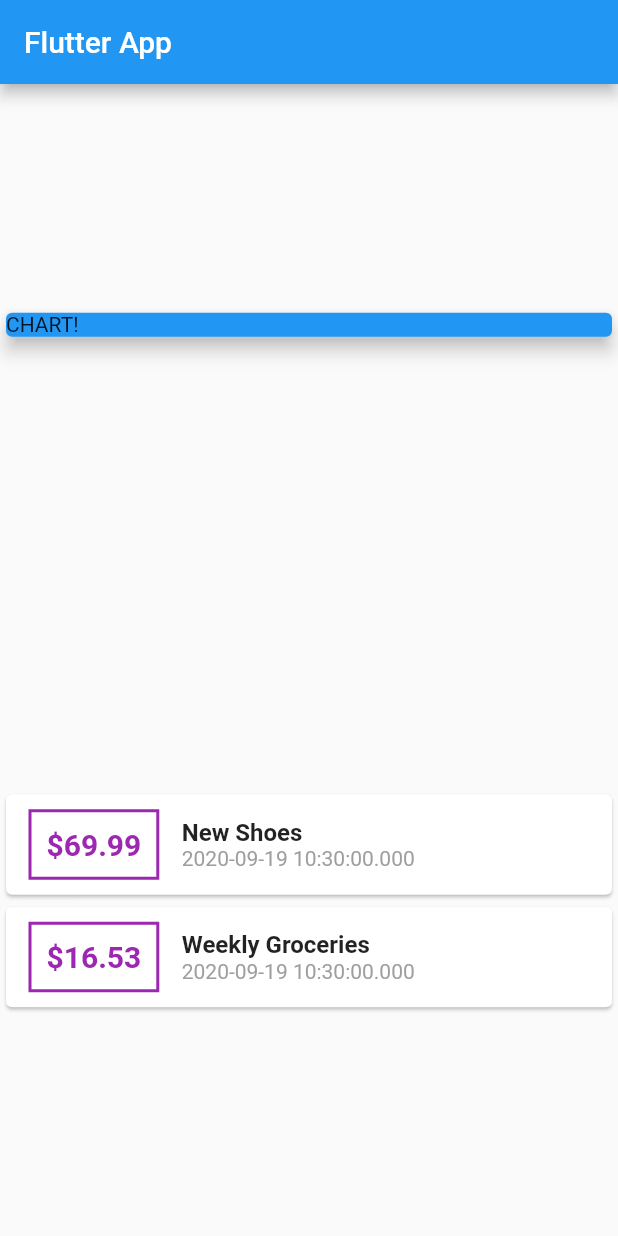
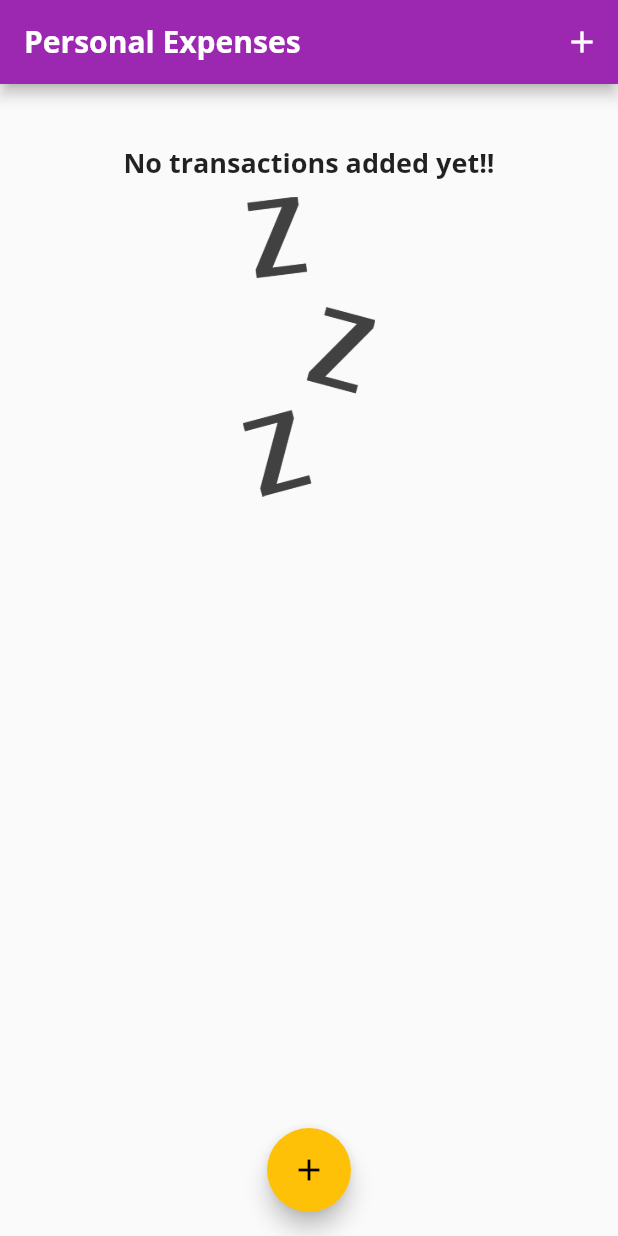
Before and after one commit to cozyfex/flutter_personal_expenses_app, a Flutter app: the screen it shows after launch, on a phone screen of 412 x 824 dp. Run offline on Flutter 3.47's test engine with Material 2 defaults, Android fonts, the phone set to English and light mode, and no system bars.

Commit message:
feat: lesson 3

```diff
--- a/lib/main.dart
+++ b/lib/main.dart
@@ -1,6 +1,9 @@
 import 'package:flutter/material.dart';
 
-import 'transaction.dart';
+import 'models/transaction.dart';
+import 'widgets/transaction_list.dart';
+import 'widgets/new_transaction.dart';
+import 'widgets/chart.dart';
 
 void main() {
   runApp(MyApp());
@@ -11,94 +14,115 @@ class MyApp extends StatelessWidget {
   @override
   Widget build(BuildContext context) {
     return MaterialApp(
-      title: 'Flutter Demo',
+      title: 'Personal Expenses',
+      theme: ThemeData(
+          primarySwatch: Colors.purple,
+          accentColor: Colors.amber,
+          fontFamily: 'Quicksand',
+          textTheme: ThemeData.light().textTheme.copyWith(
+                title: TextStyle(
+                  fontFamily: 'OpenSans',
+                  fontSize: 18,
+                  fontWeight: FontWeight.bold,
+                ),
+              ),
+          appBarTheme: AppBarTheme(
+            textTheme: ThemeData.light().textTheme.copyWith(
+                  title: TextStyle(
+                    fontFamily: 'OpenSans',
+                    fontSize: 20,
+                    fontWeight: FontWeight.bold,
+                  ),
+                ),
+          )),
       home: MyHomePage(),
     );
   }
 }
 
-class MyHomePage extends StatelessWidget {
-  final List<Transaction> transactions = [
-    Transaction(
-      id: 't1',
-      title: 'New Shoes',
-      amount: 69.99,
+class MyHomePage extends StatefulWidget {
+  @override
+  _MyHomePageState createState() => _MyHomePageState();
+}
+
+class _MyHomePageState extends State<MyHomePage> {
+  void _startAddNewTransaction(BuildContext ctx) {
+    showModalBottomSheet(
+      context: ctx,
+      builder: (_) {
+        return GestureDetector(
+          onTap: () {},
+          behavior: HitTestBehavior.opaque,
+          child: NewTransaction(_addNewTransaction),
+        );
+      },
+    );
+  }
+
+  final List<Transaction> _userTransactions = [
+    // Transaction(
+    //   id: 't1',
+    //   title: 'New Shoes',
+    //   amount: 69.99,
+    //   date: DateTime.now(),
+    // ),
+    // Transaction(
+    //   id: 't2',
+    //   title: 'Weekly Groceries',
+    //   amount: 16.53,
+    //   date: DateTime.now(),
+    // ),
+  ];
+
+  List<Transaction> get _recentTransactions {
+    return _userTransactions.where((tx) {
+      return tx.date.isAfter(
+        DateTime.now().subtract(
+          Duration(days: 7),
+        ),
+      );
+    }).toList();
+  }
+
+  void _addNewTransaction(String title, double amount) {
+    final newTx = Transaction(
+      title: title,
+      amount: amount,
       date: DateTime.now(),
-    ),
-    Transaction(
-      id: 't2',
-      title: 'Weekly Groceries',
-      amount: 16.53,
-      date: DateTime.now(),
-    ),
-  ];
+      id: DateTime.now().toString(),
+    );
+
+    setState(() {
+      _userTransactions.add(newTx);
+    });
+  }
 
   @override
   Widget build(BuildContext context) {
     return Scaffold(
       appBar: AppBar(
-        title: Text('Flutter App'),
+        title: Text('Personal Expenses'),
+        actions: [
+          IconButton(
+            icon: Icon(Icons.add),
+            onPressed: () => _startAddNewTransaction(context),
+          ),
+        ],
       ),
-      body: Column(
-        mainAxisAlignment: MainAxisAlignment.spaceAround,
-        crossAxisAlignment: CrossAxisAlignment.stretch,
-        children: [
-          Container(
-            width: double.infinity,
-            child: Card(
-              color: Colors.blue,
-              child: Text('CHART!'),
-              elevation: 5,
-            ),
-          ),
-          Column(
-            children: transactions.map((tx) {
-              return Card(
-                child: Row(
-                  children: [
-                    Container(
-                      margin: EdgeInsets.symmetric(
-                        vertical: 10,
-                        horizontal: 15,
-                      ),
-                      padding: EdgeInsets.all(10),
-                      decoration: BoxDecoration(
-                        border: Border.all(
-                          color: Colors.purple,
-                          width: 2,
-                        ),
-                      ),
-                      child: Text(
-                        '\$${tx.amount}',
-                        style: TextStyle(
-                          fontWeight: FontWeight.bold,
-                          fontSize: 20,
-                          color: Colors.purple,
-                        ),
-                      ),
-                    ),
-                    Column(
-                      crossAxisAlignment: CrossAxisAlignment.start,
-                      children: [
-                        Text(
-                          tx.title,
-                          style: TextStyle(
-                            fontSize: 16,
-                            fontWeight: FontWeight.bold,
-                          ),
-                        ),
-                        Text(
-                          tx.date.toString(),
-                          style: TextStyle(color: Colors.grey),
-                        ),
-                      ],
-                    ),
-                  ],
-                ),
-              );
-            }).toList(),
-          )
-        ],
+      body: SingleChildScrollView(
+        child: Column(
+          // mainAxisAlignment: MainAxisAlignment.start,
+          crossAxisAlignment: CrossAxisAlignment.stretch,
+          children: [
+            Chart(_recentTransactions),
+            TransactionList(_userTransactions),
+          ],
+        ),
+      ),
+      floatingActionButtonLocation: FloatingActionButtonLocation.centerFloat,
+      floatingActionButton: FloatingActionButton(
+        child: Icon(Icons.add),
+        onPressed: () => _startAddNewTransaction(context),
       ),
     );
   }
--- /dev/null
+++ b/lib/widgets/chart.dart
@@ -0,0 +1,48 @@
+import 'package:flutter/material.dart';
+
+import 'package:intl/intl.dart';
+
+import '../models/transaction.dart';
+
+class Chart extends StatelessWidget {
+  final List<Transaction> recentTransactions;
+
+  Chart(this.recentTransactions);
+
+  List<Map<String, Object>> get groupTransactionValues {
+    return List.generate(7, (index) {
+      final weekDay = DateTime.now().subtract(
+        Duration(days: index),
+      );
+      double totalSum = 0;
+
+      for (var i = 0; i < recentTransactions.length; i++) {
+        if (recentTransactions[i].date.day == weekDay.day &&
+            recentTransactions[i].date.month == weekDay.month &&
+            recentTransactions[i].date.year == weekDay.year) {
+          totalSum += recentTransactions[i].amount;
+        }
+      }
+
+      print(DateFormat.E().format(weekDay));
+      print(totalSum);
+
+      return {
+        'day': DateFormat.E().format(weekDay),
+        'amount': totalSum,
+      };
+    });
+  }
+
+  @override
+  Widget build(BuildContext context) {
+    print(groupTransactionValues);
+    return Card(
+      elevation: 6,
+      margin: EdgeInsets.all(20),
+      child: Row(
+        children: [],
+      ),
+    );
+  }
+}
--- /dev/null
+++ b/lib/widgets/transaction_list.dart
@@ -0,0 +1,81 @@
+import 'package:flutter/material.dart';
+import 'package:intl/intl.dart';
+
+import '../models/transaction.dart';
+
+class TransactionList extends StatelessWidget {
+  final List<Transaction> transactions;
+
+  TransactionList(this.transactions);
+
+  @override
+  Widget build(BuildContext context) {
+    return Container(
+      height: 300,
+      child: transactions.isEmpty
+          ? Column(
+              children: [
+                Text(
+                  'No transactions added yet!!',
+                  style: Theme.of(context).textTheme.title,
+                ),
+                SizedBox(
+                  height: 10,
+                ),
+                Container(
+                  height: 200,
+                  child: Image.asset(
+                    'assets/images/waiting.png',
+                    fit: BoxFit.cover,
+                  ),
+                ),
+              ],
+            )
+          : ListView.builder(
+              itemBuilder: (context, index) {
+                return Card(
+                  child: Row(
+                    children: [
+                      Container(
+                        margin: EdgeInsets.symmetric(
+                          vertical: 10,
+                          horizontal: 15,
+                        ),
+                        padding: EdgeInsets.all(10),
+                        decoration: BoxDecoration(
+                          border: Border.all(
+                            color: Theme.of(context).primaryColor,
+                            width: 2,
+                          ),
+                        ),
+                        child: Text(
+                          '\$${transactions[index].amount.toStringAsFixed(2)}',
+                          style: TextStyle(
+                            fontWeight: FontWeight.bold,
+                            fontSize: 20,
+                            color: Theme.of(context).primaryColor,
+                          ),
+                        ),
+                      ),
+                      Column(
+                        crossAxisAlignment: CrossAxisAlignment.start,
+                        children: [
+                          Text(
+                            transactions[index].title,
+                            style: Theme.of(context).textTheme.title,
+                          ),
+                          Text(
+                            DateFormat.yMMMd().format(transactions[index].date),
+                            style: TextStyle(color: Colors.grey),
+                          ),
+                        ],
+                      ),
+                    ],
+                  ),
+                );
+              },
+              itemCount: transactions.length,
+            ),
+    );
+  }
+}
```
Also changed, not shown: lib/widgets/new_transaction.dart (added, +64 -0 lines), pubspec.yaml (+13 -13 lines), assets/fonts/OpenSans-Bold.ttf (added), assets/fonts/OpenSans-Regular.ttf (added), assets/fonts/Quicksand-Bold.ttf (added), assets/fonts/Quicksand-Light.ttf (added), assets/fonts/Quicksand-Medium.ttf (added), assets/fonts/Quicksand-Regular.ttf (added), assets/images/waiting.png (added), lib/models/transaction.dart (renamed from lib/transaction.dart).
